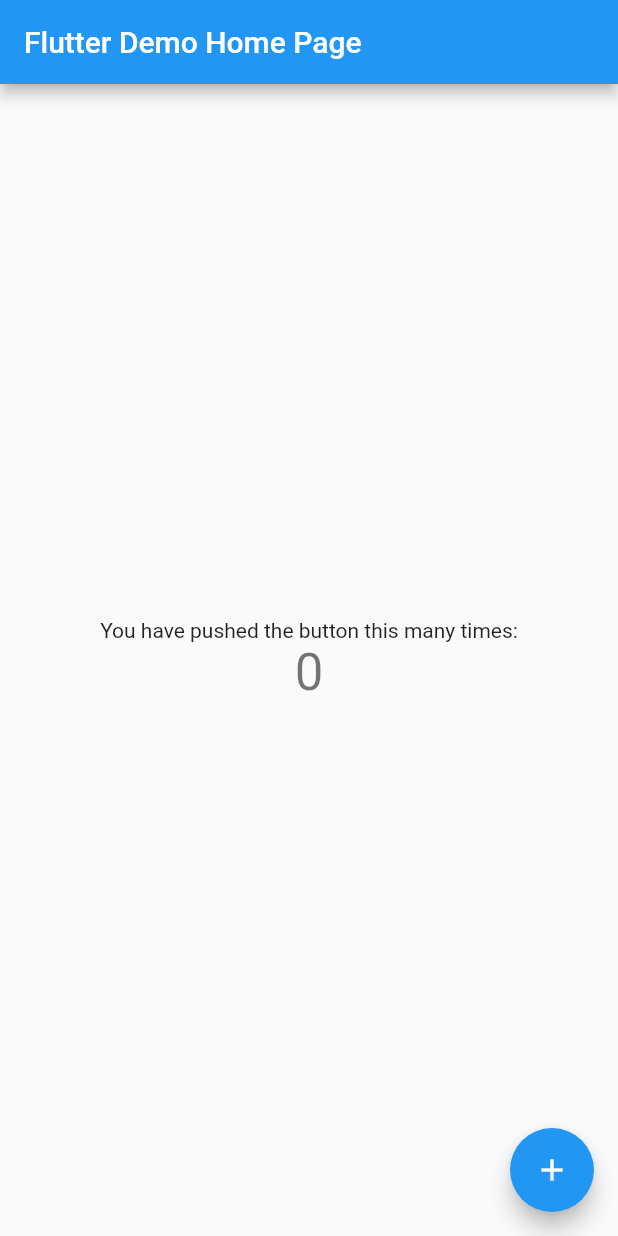
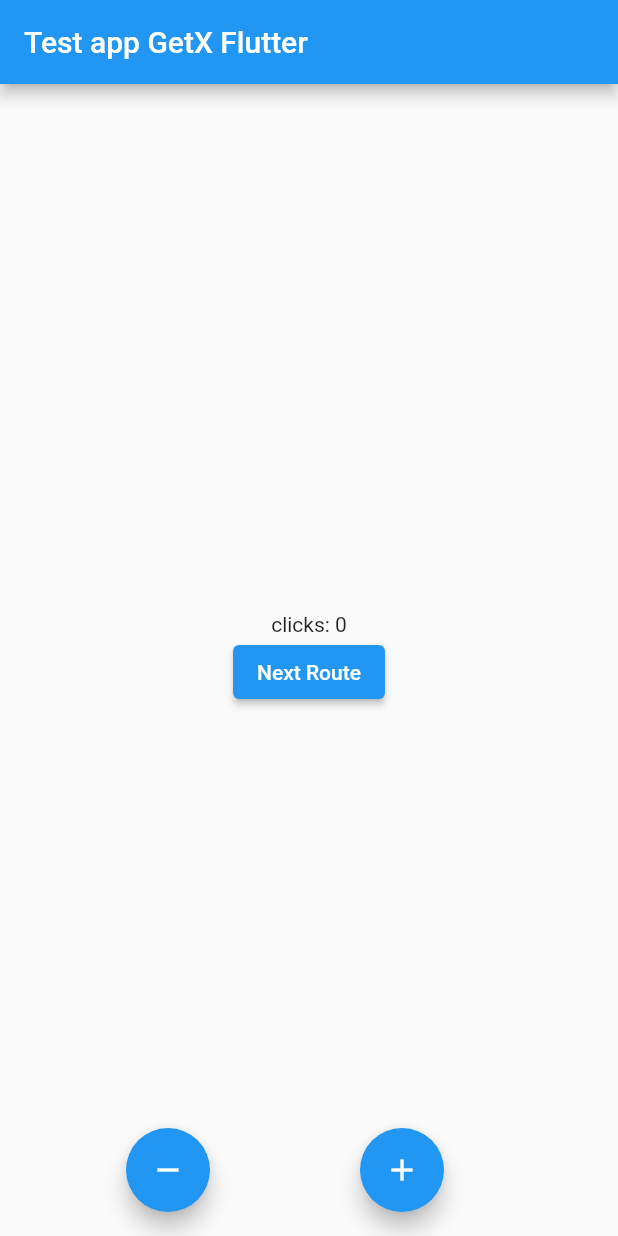
Before and after one commit to strajce/FlutterGetXExample, a Flutter app: the screen it shows after launch, on a phone screen of 412 x 824 dp. Run offline on Flutter 3.47's test engine with Material 2 defaults, Android fonts, the light colour scheme and no system bars; our stand-ins replace get.

Commit message:
Add basic changes for counter to use GetX

```diff
--- /dev/null
+++ b/lib/controller.dart
@@ -0,0 +1,13 @@
+import 'package:get/get.dart';
+
+class Controller extends GetxController {
+  var counter = 0;
+  void increment() {
+    counter++;
+    update();
+  }
+  void decrement(){
+    counter--;
+    update();
+  }
+}
--- a/lib/main.dart
+++ b/lib/main.dart
@@ -1,115 +1,78 @@
 import 'package:flutter/material.dart';
+import 'package:flutter_get_x_example/controller.dart';
+import 'package:get/get.dart';
+import 'package:get/get_state_manager/get_state_manager.dart';
 
 void main() {
-  runApp(const MyApp());
+  runApp(GetMaterialApp(
+    home: Home(),
+  ));
 }
 
-class MyApp extends StatelessWidget {
-  const MyApp({Key? key}) : super(key: key);
+class Home extends StatelessWidget {
+  final controller = Get.put(Controller());
 
-  // This widget is the root of your application.
+  Home({Key? key}) : super(key: key);
+
   @override
-  Widget build(BuildContext context) {
-    return MaterialApp(
-      title: 'Flutter Demo',
-      theme: ThemeData(
-        // This is the theme of your application.
-        //
-        // Try running your application with "flutter run". You'll see the
-        // application has a blue toolbar. Then, without quitting the app, try
-        // changing the primarySwatch below to Colors.green and then invoke
-        // "hot reload" (press "r" in the console where you ran "flutter run",
-        // or simply save your changes to "hot reload" in a Flutter IDE).
-        // Notice that the counter didn't reset back to zero; the application
-        // is not restarted.
-        primarySwatch: Colors.blue,
+  Widget build(context) {
+    return Scaffold(
+      appBar: AppBar(
+        title: const Text(
+          'Test app GetX Flutter',
+        ),
       ),
-      home: const MyHomePage(title: 'Flutter Demo Home Page'),
+      body: Center(
+        child: Column(
+          mainAxisAlignment: MainAxisAlignment.center,
+          children: [
+            GetBuilder<Controller>(
+              builder: (_) => Text(
+                'clicks: ${controller.counter}',
+              ),
+            ),
+            ElevatedButton(
+              child: const Text(
+                'Next Route',
+              ),
+              onPressed: () => Get.to(Second()),
+            ),
+          ],
+        ),
+      ),
+      floatingActionButton: Row(
+        mainAxisAlignment: MainAxisAlignment.spaceEvenly,
+        children: [
+          FloatingActionButton(
+              heroTag: 'remove',
+              child: const Icon(
+                Icons.remove,
+              ),
+              onPressed: controller.decrement),
+          FloatingActionButton(
+            heroTag: 'add',
+            child: const Icon(
+              Icons.add,
+            ),
+            onPressed: controller.increment,
+          ),
+        ],
+      ),
     );
   }
 }
 
-class MyHomePage extends StatefulWidget {
-  const MyHomePage({Key? key, required this.title}) : super(key: key);
+class Second extends StatelessWidget {
+  final Controller ctrl = Get.find();
 
-  // This widget is the home page of your application. It is stateful, meaning
-  // that it has a State object (defined below) that contains fields that affect
-  // how it looks.
-
-  // This class is the configuration for the state. It holds the values (in this
-  // case the title) provided by the parent (in this case the App widget) and
-  // used by the build method of the State. Fields in a Widget subclass are
-  // always marked "final".
-
-  final String title;
-
-  @override
-  State<MyHomePage> createState() => _MyHomePageState();
-}
-
-class _MyHomePageState extends State<MyHomePage> {
-  int _counter = 0;
-
-  void _incrementCounter() {
-    setState(() {
-      // This call to setState tells the Flutter framework that something has
-      // changed in this State, which causes it to rerun the build method below
-      // so that the display can reflect the updated values. If we changed
-      // _counter without calling setState(), then the build method would not be
-      // called again, and so nothing would appear to happen.
-      _counter++;
-    });
-  }
+  Second({Key? key}) : super(key: key);
 
   @override
   Widget build(BuildContext context) {
-    // This method is rerun every time setState is called, for instance as done
-    // by the _incrementCounter method above.
-    //
-    // The Flutter framework has been optimized to make rerunning build methods
-    // fast, so that you can just rebuild anything that needs updating rather
-    // than having to individually change instances of widgets.
     return Scaffold(
-      appBar: AppBar(
-        // Here we take the value from the MyHomePage object that was created by
-        // the App.build method, and use it to set our appbar title.
-        title: Text(widget.title),
+      body: Center(
+        child: Text('${ctrl.counter}'),
       ),
-      body: Center(
-        // Center is a layout widget. It takes a single child and positions it
-        // in the middle of the parent.
-        child: Column(
-          // Column is also a layout widget. It takes a list of children and
-          // arranges them vertically. By default, it sizes itself to fit its
-          // children horizontally, and tries to be as tall as its parent.
-          //
-          // Invoke "debug painting" (press "p" in the console, choose the
-          // "Toggle Debug Paint" action from the Flutter Inspector in Android
-          // Studio, or the "Toggle Debug Paint" command in Visual Studio Code)
-          // to see the wireframe for each widget.
-          //
-          // Column has various properties to control how it sizes itself and
-          // how it positions its children. Here we use mainAxisAlignment to
-          // center the children vertically; the main axis here is the vertical
-          // axis because Columns are vertical (the cross axis would be
-          // horizontal).
-          mainAxisAlignment: MainAxisAlignment.center,
-          children: <Widget>[
-            const Text(
-              'You have pushed the button this many times:',
-            ),
-            Text(
-              '$_counter',
-              style: Theme.of(context).textTheme.headline4,
-            ),
-          ],
-        ),
-      ),
-      floatingActionButton: FloatingActionButton(
-        onPressed: _incrementCounter,
-        tooltip: 'Increment',
-        child: const Icon(Icons.add),
-      ), // This trailing comma makes auto-formatting nicer for build methods.
     );
   }
 }
--- a/pubspec.yaml
+++ b/pubspec.yaml
@@ -34,6 +34,7 @@
   # The following adds the Cupertino Icons font to your application.
   # Use with the CupertinoIcons class for iOS style icons.
   cupertino_icons: ^1.0.2
+  get: ^4.6.1
 
 dev_dependencies:
   flutter_test:
```
Also changed, not shown: pubspec.lock, 1 other file.
